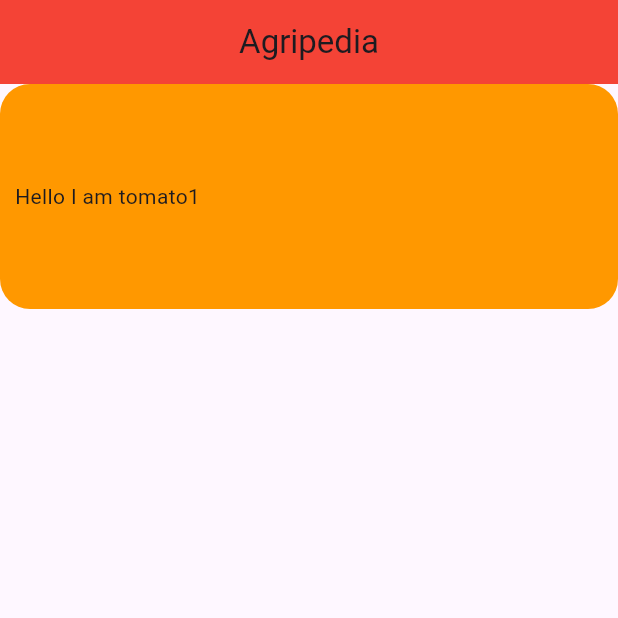
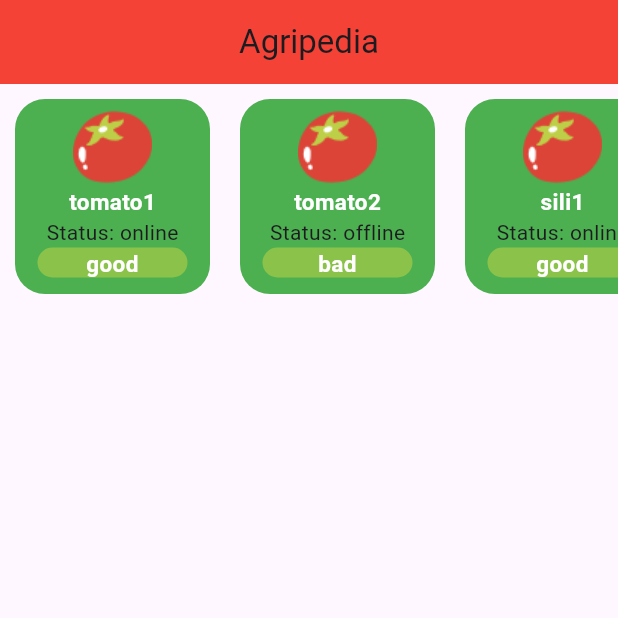
Before and after one commit to DenciaGabaon/AgriPedia-AppDev, a Flutter app: the MyHomePage screen opened directly, on a phone screen of 412 x 824 dp, the top half of it. Run offline on Flutter 3.47's test engine with Material 3 defaults, Android fonts, the phone set to English and light mode, and no system bars; our stand-ins replace firebase_core, flutter_native_splash, flutter_svg, flutter_svg_provider; accounts and stored records are empty; Roboto replaces fonts that are missing (Montserrat).

Commit message:
Working crop summary but still not finished

```diff
--- a/lib/HomePage.dart
+++ b/lib/HomePage.dart
@@ -15,6 +15,7 @@ import 'package:flutter_svg_provider/flutter_svg_provider.dart';
 
 // Lahat ng values na nagbabago ipapasok sa function, like text.
 // Pwedeng naka default ang container, and then yung laman is naka function.
+
 class MyHomePage extends StatefulWidget {
   const MyHomePage({Key? key}) : super(key: key);
 
@@ -23,6 +24,13 @@ class MyHomePage extends StatefulWidget {
 }
 
 class Home extends State<MyHomePage> {
+  List<CropData> crops = [
+    CropData(name: "tomato1", status: "online", condition: "good"),
+    CropData(name: "tomato2", status: "offline", condition: "bad"),
+    CropData(name: "sili1", status: "online", condition: "good"),
+    CropData(name: "sili2", status: "offline", condition: "bad")
+    // Add more crops as needed
+  ];
 
   @override
   Widget build(BuildContext context) {
@@ -41,14 +49,10 @@ class Home extends State<MyHomePage> {
     );
   }
 
-  Widget cropSummary(){
-    // Code
-    String name = "tomato1";
-
-    if (name.isEmpty){
-      return Column(
-        children: [
-          Container(
+  Widget cropSummary() {
+    if (crops.isEmpty) {
+      return Center(
+        child: Container(
           width: 500,
           height: 150,
           padding: EdgeInsets.all(10.0),
@@ -61,35 +65,64 @@ class Home extends State<MyHomePage> {
               'No Crop Found,\nPlease Add a Crop First.',
               textAlign: TextAlign.center,
             ),
-            )
           ),
-        ],
+        ),
       );
     }
 
-    return Column(
-      children: [
-        Container(
-          width: 500,
-          height: 150,
-          padding: EdgeInsets.all(10.0),
+    return SingleChildScrollView(
+      scrollDirection: Axis.horizontal,
+      child: Row(
+        children: crops.map((crop) {
+          return getCrop(crop);
+        }).toList(),
+      ),
+    );
+  }
+
+  Widget getCrop(CropData crop) {
+    return Container(
       decoration: BoxDecoration(
-            color: Colors.orange,
+        color: Colors.green,
         borderRadius: BorderRadius.circular(20.0),
       ),
-          child: SingleChildScrollView(
-            scrollDirection: Axis.horizontal,
-            child: Row(
+      width: 130,
+      height: 130,// Adjust width as needed
+      margin: EdgeInsets.all(10.0), // Adjust margin as needed
+      child: Column(
         children: [
-                Text('Hello I am $name')
-              ],
+          Padding(padding: EdgeInsets.all(3.0)),
+          Image.asset('assets/tomatoes.png'),
+          Text(
+            '${crop.name}',
+            style: TextStyle(color: Colors.white, fontSize: 15, fontWeight: FontWeight.bold),
           ),
+          Text('Status: ${crop.status}'),
+          Container(
+            height: 20,
+            width: 100,
+            decoration: BoxDecoration(
+              color: Colors.lightGreen,
+              borderRadius: BorderRadius.circular(20.0),
+            ),
+            child: Text(
+              crop.condition,
+              style: TextStyle(fontSize: 15.0, fontWeight: FontWeight.bold, color: Colors.white),
+              textAlign: TextAlign.center,
             ),
           ),
         ],
+      ),
     );
+  }
+}
 
-  }
+class CropData {
+  final String name;
+  final String status;
+  final String condition;
+
+  CropData({required this.name, required this.status, required this.condition});
 }
 
 
```
Lines whose indentation alone changed are shown as unchanged.
